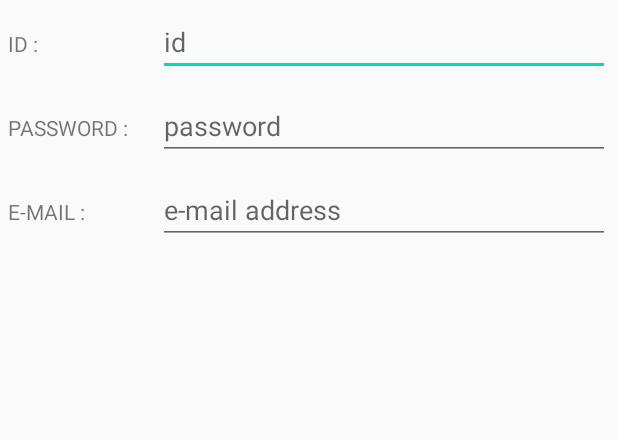
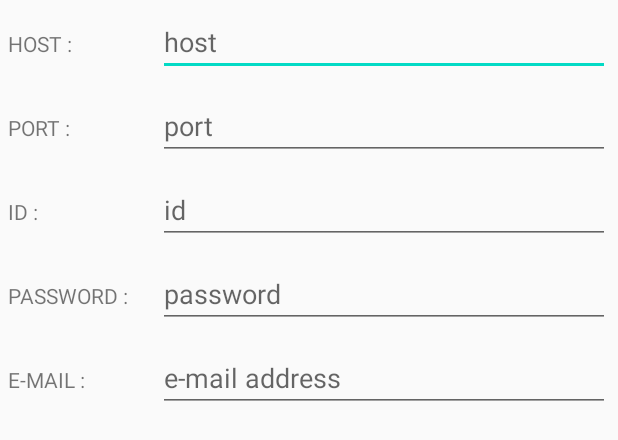
Before and after one commit to AppsCDN/SafeMountain, an Android app: the layout login_dialog.xml on its own in the app's theme, with its tools: preview values and no code run, on a phone screen of 412 x 824 dp. Shown: the top 440 px of the screen. Run offline under Robolectric (Android 15) with nearby library versions, the phone set to English and light mode, and no system bars.

Commit message:
Fifth Commit
Fifth Commit

```diff
--- a/app/src/main/AndroidManifest.xml
+++ b/app/src/main/AndroidManifest.xml
@@ -1,12 +1,14 @@
 <?xml version="1.0" encoding="utf-8"?>
 <manifest xmlns:android="http://schemas.android.com/apk/res/android"
     package="com.sovworks.safemountain">
+    <uses-permission android:name="android.permission.WRITE_EXTERNAL_STORAGE"/>
     <uses-permission android:name="android.permission.READ_EXTERNAL_STORAGE"/>
     <uses-permission android:name="android.permission.FOREGROUND_SERVICE" />
     <uses-permission android:name="android.permission.INTERNET" />
     <uses-permission android:name="android.permission.RECEIVE_BOOT_COMPLETED" />
     <application
         android:allowBackup="false"
+        android:requestLegacyExternalStorage="true"
         android:icon="@mipmap/icon"
         android:label="@string/app_name"
         android:roundIcon="@mipmap/icon"
--- a/app/src/main/java/com/sovworks/safemountain/Login.java
+++ b/app/src/main/java/com/sovworks/safemountain/Login.java
@@ -9,8 +9,8 @@ import java.util.Properties;
 public class Login {
     private String id;
     private String pw;
-    private final static String host = "192.168.219.104";
-    private final static int port = 7422;
+    private final static String host = MainActivity.HOST;
+    private final static int port = MainActivity.PORT;
     public static boolean result;
 
     public Login(String in_id, String in_pw) throws InterruptedException {
--- a/app/src/main/res/layout/fragment_mountain.xml
+++ b/app/src/main/res/layout/fragment_mountain.xml
@@ -8,14 +8,14 @@
     tools:context=".ui.mountain.MountainFragment">
 
     <TextView
-        android:id="@+id/text_home"
+        android:id="@+id/text_mountain"
         android:layout_width="match_parent"
         android:layout_height="wrap_content"
         android:layout_marginStart="8dp"
         android:layout_marginTop="8dp"
         android:layout_marginEnd="8dp"
         android:gravity="center"
-        android:textSize="20sp"
+        android:textSize="10sp"
         app:layout_constraintBottom_toBottomOf="parent"
         app:layout_constraintEnd_toEndOf="parent"
         app:layout_constraintStart_toStartOf="parent"
--- a/app/src/main/res/layout/login_dialog.xml
+++ b/app/src/main/res/layout/login_dialog.xml
@@ -4,6 +4,40 @@
     android:orientation="vertical"
     android:layout_width="fill_parent"
     android:layout_height="fill_parent">
+    <LinearLayout
+        android:orientation="horizontal"
+        android:layout_width="fill_parent"
+        android:layout_height="wrap_content"
+        android:padding="5dp">
+        <TextView
+            android:text="HOST :"
+            android:layout_width="100dp"
+            android:layout_height="wrap_content" />
+        <EditText
+            android:id="@+id/hostEdit"
+            android:singleLine="true"
+            android:layout_width="fill_parent"
+            android:hint="host"
+            android:inputType="phone"
+            android:layout_height="wrap_content" />
+    </LinearLayout>
+    <LinearLayout
+        android:orientation="horizontal"
+        android:layout_width="fill_parent"
+        android:layout_height="wrap_content"
+        android:padding="5dp">
+        <TextView
+            android:text="PORT :"
+            android:layout_width="100dp"
+            android:layout_height="wrap_content" />
+        <EditText
+            android:id="@+id/portEdit"
+            android:singleLine="true"
+            android:layout_width="fill_parent"
+            android:hint="port"
+            android:inputType="number"
+            android:layout_height="wrap_content" />
+    </LinearLayout>
     <LinearLayout
         android:orientation="horizontal"
         android:layout_width="fill_parent"
--- a/build.gradle
+++ b/build.gradle
@@ -8,7 +8,7 @@ buildscript {
 
     }
     dependencies {
-        classpath 'com.android.tools.build:gradle:3.6.1'
+        classpath 'com.android.tools.build:gradle:3.6.2'
 
 
         // NOTE: Do not place your application dependencies here; they belong
```
Also changed, not shown: app/src/main/java/com/sovworks/safemountain/MainActivity.java (+12 -7 lines), app/src/main/java/com/sovworks/safemountain/service/FileSystemObserverService.java (+9 -2 lines), app/src/main/java/com/sovworks/safemountain/transfer/Backup.java (+192 -25 lines), app/src/main/java/com/sovworks/safemountain/ui/mountain/MountainFragment.java (+16 -0 lines).
